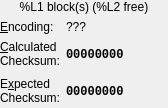
First picture: the form in src/mcrecover/ui/MemCardView.ui, repository GerbilSoft/mcrecover, before the edit.
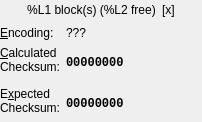
Second picture: the form after the edit.

Commit message: MemCardView: Display an error icon next to the block count if the header is invalid.

```diff
--- a/src/mcrecover/ui/MemCardView.ui
+++ b/src/mcrecover/ui/MemCardView.ui
@@ -6,8 +6,8 @@
    <rect>
     <x>0</x>
     <y>0</y>
-    <width>168</width>
-    <height>108</height>
+    <width>202</width>
+    <height>122</height>
    </rect>
   </property>
   <layout class="QFormLayout" name="formLayout">
@@ -18,9 +18,24 @@
     <number>0</number>
    </property>
    <item row="0" column="0" colspan="2">
+    <layout class="QHBoxLayout" name="horizontalLayout">
+     <item>
+      <spacer name="hspcBlockCount1">
+       <property name="orientation">
+        <enum>Qt::Horizontal</enum>
+       </property>
+       <property name="sizeHint" stdset="0">
+        <size>
+         <width>40</width>
+         <height>20</height>
+        </size>
+       </property>
+      </spacer>
+     </item>
+     <item>
     <widget class="QLabel" name="lblBlockCount">
      <property name="sizePolicy">
-      <sizepolicy hsizetype="MinimumExpanding" vsizetype="Preferred">
+        <sizepolicy hsizetype="Minimum" vsizetype="Preferred">
        <horstretch>0</horstretch>
        <verstretch>0</verstretch>
       </sizepolicy>
@@ -35,6 +50,37 @@
       <set>Qt::AlignCenter</set>
      </property>
     </widget>
+     </item>
+     <item>
+      <widget class="QLabel" name="lblStatusIcon">
+       <property name="sizePolicy">
+        <sizepolicy hsizetype="Minimum" vsizetype="Preferred">
+         <horstretch>0</horstretch>
+         <verstretch>0</verstretch>
+        </sizepolicy>
+       </property>
+       <property name="text">
+        <string notr="true">[x]</string>
+       </property>
+       <property name="textFormat">
+        <enum>Qt::PlainText</enum>
+       </property>
+      </widget>
+     </item>
+     <item>
+      <spacer name="hspcBlockCount2">
+       <property name="orientation">
+        <enum>Qt::Horizontal</enum>
+       </property>
+       <property name="sizeHint" stdset="0">
+        <size>
+         <width>40</width>
+         <height>20</height>
+        </size>
+       </property>
+      </spacer>
+     </item>
+    </layout>
    </item>
    <item row="1" column="0">
     <widget class="QLabel" name="lblEncodingTitle">
```
Lines whose indentation alone changed are shown as unchanged. The commit also changes 1 other file.
